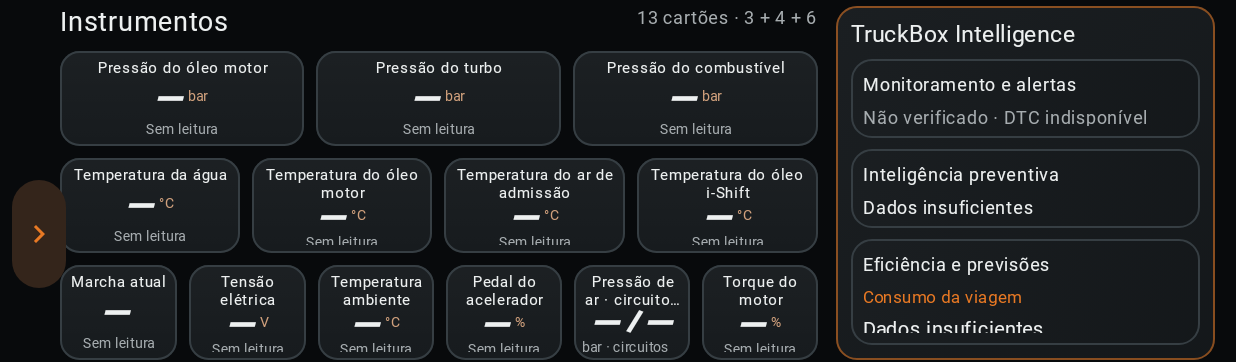
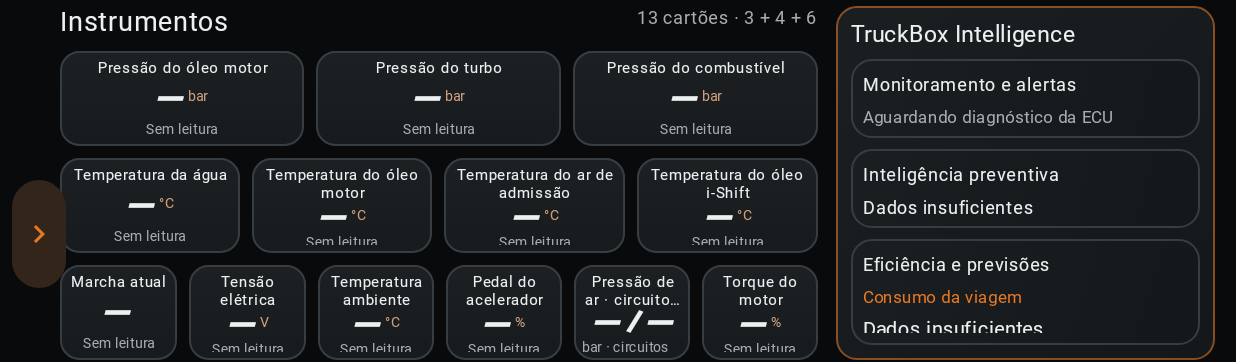
Before and after one commit to rbasniak1989-lab/Truckbox, an Android app built with Jetpack Compose: the composable TruckBoxApp shown on its own in the app's theme, on a phone screen of 824 x 412 dp (held sideways). Shown: the part 145-507 px from the top of the screen. Run offline under Robolectric (Android 15) with nearby library versions, the phone set to English and light mode, and no system bars; Roboto replaces fonts that are not available here; 11 statements that could not run were skipped.

Commit message:
feat(multimediaNext): exibir falhas reais prioritárias na Home com acesso à Geral

```diff
--- a/multimediaNext/src/main/java/br/com/truckbox/multimedia/next/ui/HomeScreen.kt
+++ b/multimediaNext/src/main/java/br/com/truckbox/multimedia/next/ui/HomeScreen.kt
@@ -23,12 +23,12 @@ import br.com.truckbox.multimedia.next.data.canBeLastInstrumentValue
 import kotlinx.coroutines.delay
 import java.time.Instant
 
-@Composable fun HomeScreen(state: AppState,now: Instant,modifier: Modifier=Modifier) {
+@Composable fun HomeScreen(state: AppState,now: Instant,modifier: Modifier=Modifier,onFaultsClick: ()->Unit = {}) {
     var detail by remember { mutableStateOf<Instrument?>(null) }
     Column(modifier,verticalArrangement=Arrangement.spacedBy(10.dp)) {
         Row(Modifier.weight(1f).fillMaxWidth().testTag("home-body"),horizontalArrangement=Arrangement.spacedBy(12.dp)) {
             HomeInstruments(state,now,{detail=it},Modifier.weight(2f).fillMaxHeight().testTag("home-instruments"))
-            HomeIntelligence(state,Modifier.weight(1f).fillMaxHeight().testTag("home-intelligence"))
+            HomeIntelligence(state,now,onFaultsClick,Modifier.weight(1f).fillMaxHeight().testTag("home-intelligence"))
         }
         Surface(Modifier.fillMaxWidth().testTag("home-footer"),shape=androidx.compose.foundation.shape.RoundedCornerShape(13.dp),
             color=Panel,border=androidx.compose.foundation.BorderStroke(1.dp,Orange.copy(alpha=.55f))) {
@@ -61,16 +61,27 @@ import java.time.Instant
         }
     }
 }
-@Composable private fun HomeIntelligence(state: AppState,modifier: Modifier) {
+@Composable private fun HomeIntelligence(state: AppState,now: Instant,onFaultsClick:()->Unit,modifier: Modifier) {
   BoxWithConstraints(modifier) {
     val compact=maxHeight<540.dp
     val tight=maxHeight<370.dp
     PanelCard(Modifier.fillMaxSize(),accent=true,contentPadding=if(compact) 10.dp else 16.dp,spacing=if(compact) 7.dp else 10.dp) {
         Text("TruckBox Intelligence",fontFamily=Inter,fontWeight=FontWeight.ExtraBold,fontSize=(if(tight) 15 else 19).sp,maxLines=1)
-        PanelCard(Modifier.fillMaxWidth().weight(1f),contentPadding=if(compact) 8.dp else 14.dp,spacing=if(compact) 4.dp else 8.dp) {
-            Text("Monitoramento e alertas",fontWeight=FontWeight.Bold,fontSize=(if(compact) 12 else 16).sp)
-            Text(if(tight) "Não verificado · DTC indisponível" else "Não verificado",color=Muted,fontWeight=FontWeight.Bold,fontSize=(if(compact) 12 else 15).sp)
-            if(!tight) Text("Sem captura DTC confirmada. Ausência de leitura não comprova operação normal.",color=Muted,fontSize=(if(compact) 11 else 13).sp)
+        val active=state.coreFaults.filter {it.pendingActive()}
+        val confirmed=active.filter {it.confirmedActive(now,state.faultSnapshotAt,state.faultReadable)}
+        val latest=active.maxByOrNull {it.lastSeen ?: Instant.MIN}
+        val alertText=when {
+            confirmed.isNotEmpty() -> "${confirmed.size} falha(s) ativa(s) reportada(s)"
+            active.isNotEmpty() -> "${active.size} último(s) registro(s) ativo(s) · estado atual não confirmado"
+            state.faultSnapshotAt==null -> "Aguardando diagnóstico da ECU"
+            !state.faultReadable -> "Diagnóstico sem comunicação · estado desconhecido"
+            else -> "Nenhuma falha ativa reportada · cobertura parcial"
+        }
+        PanelCard(Modifier.fillMaxWidth().weight(1f).clickable(onClick=onFaultsClick).testTag("home-fault-alert"),contentPadding=if(compact) 8.dp else 14.dp,spacing=if(compact) 4.dp else 8.dp) {
+            Text("Monitoramento e alertas",fontWeight=FontWeight.Bold,fontSize=(if(compact) 12 else 16).sp,maxLines=1)
+            Text(alertText,color=if(active.isNotEmpty()) Orange else Muted,fontWeight=FontWeight.Bold,fontSize=(if(compact) 11 else 15).sp,maxLines=if(tight) 2 else 2)
+            if(latest!=null) Text(latest.technicalCode,color=Ink,fontSize=(if(compact) 10 else 12).sp,maxLines=1,overflow=androidx.compose.ui.text.style.TextOverflow.Ellipsis)
+            if(!tight) Caption(if(latest!=null) "Toque para conferir código, estado e horários na Geral" else "Toque para abrir a Central de Falhas")
         }
         PanelCard(Modifier.fillMaxWidth().weight(1f),contentPadding=if(compact) 8.dp else 14.dp,spacing=if(compact) 4.dp else 8.dp) {
             Text("Inteligência preventiva",fontWeight=FontWeight.Bold,fontSize=(if(compact) 12 else 16).sp)
```
